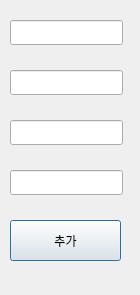
Before: the Qt Designer form add_new_car.ui in IOT-summer-rent-car/rent_car, drawn with Qt 5.
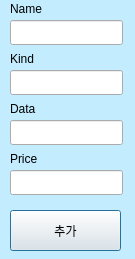
After: the same form once the commit is applied. Icons and pictures are not drawn.

Diff of the .ui file:
```diff
--- a/add_new_car.ui
+++ b/add_new_car.ui
@@ -6,8 +6,8 @@
    <rect>
     <x>0</x>
     <y>0</y>
-    <width>140</width>
-    <height>295</height>
+    <width>135</width>
+    <height>259</height>
    </rect>
   </property>
   <property name="windowTitle">
@@ -27,7 +27,7 @@
    <property name="geometry">
     <rect>
      <x>10</x>
-     <y>220</y>
+     <y>210</y>
      <width>111</width>
      <height>41</height>
     </rect>
@@ -66,6 +66,84 @@
     </rect>
    </property>
   </widget>
+  <widget class="QLabel" name="label">
+   <property name="geometry">
+    <rect>
+     <x>10</x>
+     <y>0</y>
+     <width>67</width>
+     <height>17</height>
+    </rect>
+   </property>
+   <property name="text">
+    <string>Name</string>
+   </property>
+  </widget>
+  <widget class="QLabel" name="label_2">
+   <property name="geometry">
+    <rect>
+     <x>10</x>
+     <y>50</y>
+     <width>67</width>
+     <height>17</height>
+    </rect>
+   </property>
+   <property name="text">
+    <string>Kind</string>
+   </property>
+  </widget>
+  <widget class="QLabel" name="label_3">
+   <property name="geometry">
+    <rect>
+     <x>10</x>
+     <y>100</y>
+     <width>67</width>
+     <height>17</height>
+    </rect>
+   </property>
+   <property name="text">
+    <string>Data</string>
+   </property>
+  </widget>
+  <widget class="QLabel" name="label_4">
+   <property name="geometry">
+    <rect>
+     <x>10</x>
+     <y>150</y>
+     <width>67</width>
+     <height>17</height>
+    </rect>
+   </property>
+   <property name="text">
+    <string>Price</string>
+   </property>
+  </widget>
+  <widget class="QLabel" name="label_5">
+   <property name="geometry">
+    <rect>
+     <x>0</x>
+     <y>0</y>
+     <width>141</width>
+     <height>271</height>
+    </rect>
+   </property>
+   <property name="styleSheet">
+    <string notr="true">background-color: rgb(195, 236, 255);</string>
+   </property>
+   <property name="text">
+    <string/>
+   </property>
+  </widget>
+  <zorder>label_5</zorder>
+  <zorder>price</zorder>
+  <zorder>add</zorder>
+  <zorder>kind</zorder>
+  <zorder>data</zorder>
+  <zorder>name</zorder>
+  <zorder>label</zorder>
+  <zorder>label_2</zorder>
+  <zorder>label_3</zorder>
+  <zorder>label_4</zorder>
  </widget>
  <tabstops>
   <tabstop>name</tabstop>
```
Left out of the diff: 8 changed lines with no effect on the pictures.
